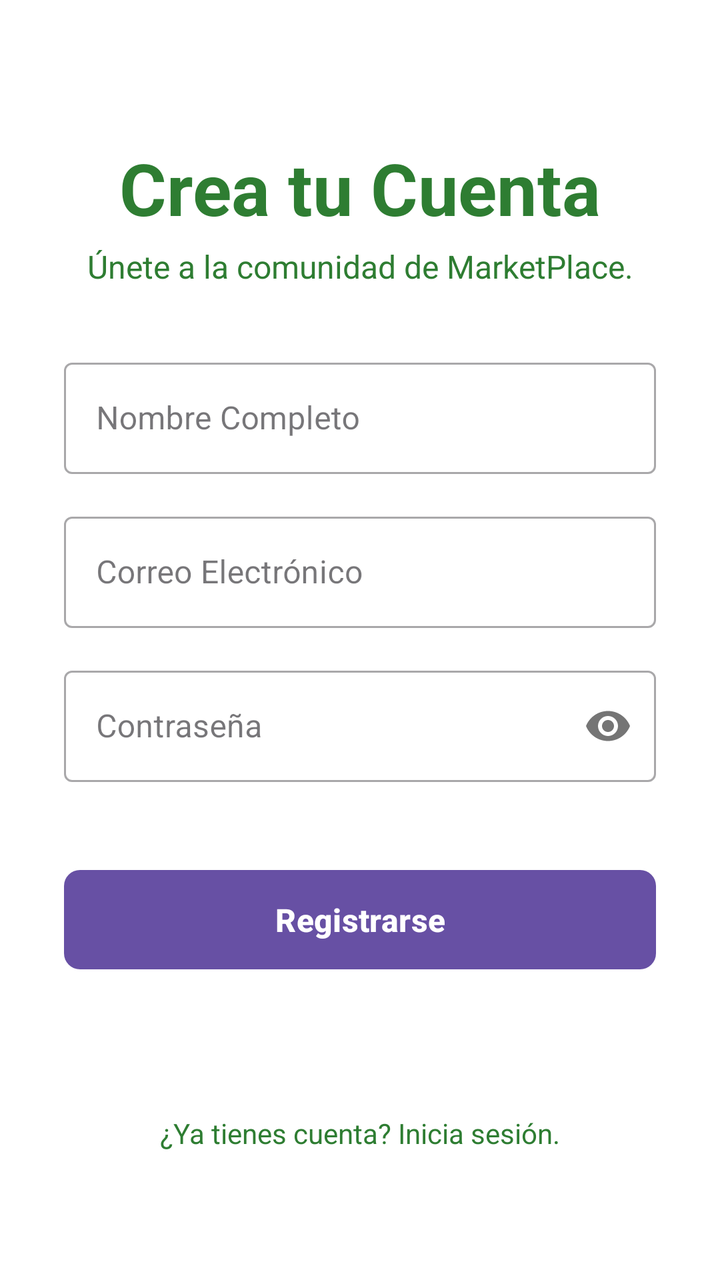
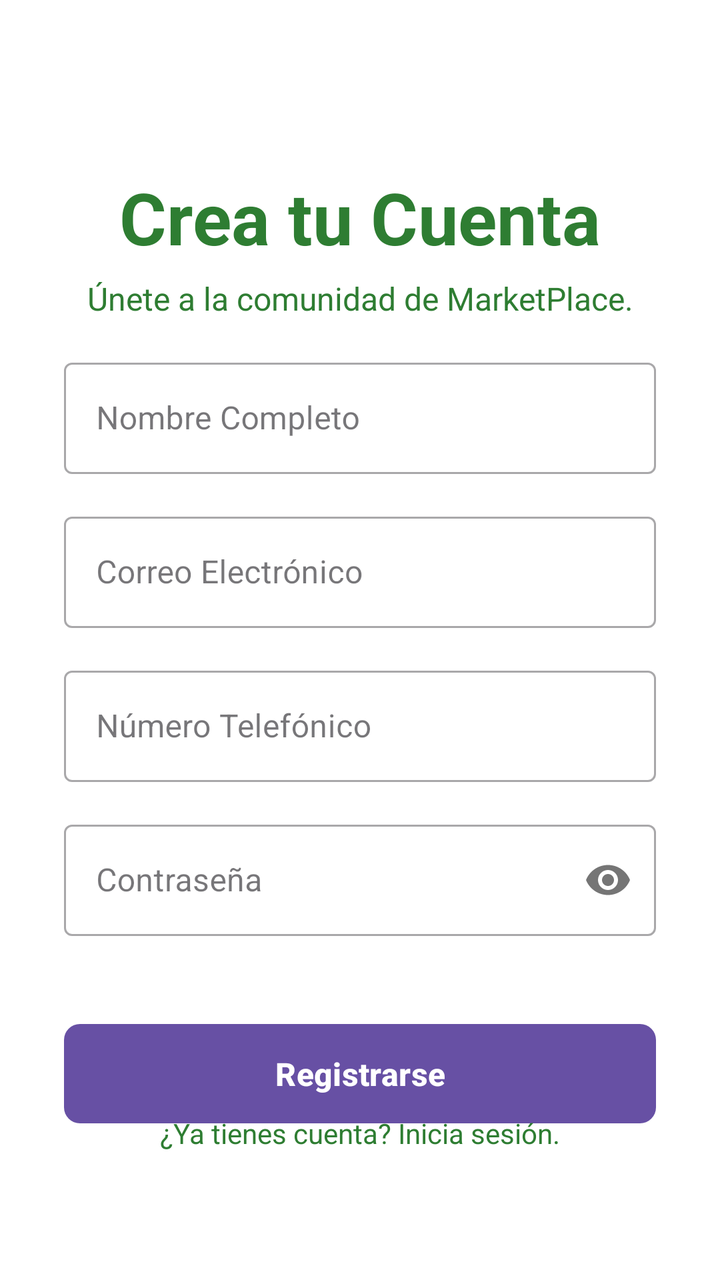

Screens rendered from an Android XML layout before and after an edit, with the pre-edit source and the edit as a unified diff.
<!-- AndroidManifest.xml: application theme Theme.MyApplication -->
<!-- res/layout/activity_registro.xml -->
<?xml version="1.0" encoding="utf-8"?>
<androidx.constraintlayout.widget.ConstraintLayout
    xmlns:android="http://schemas.android.com/apk/res/android"
    xmlns:app="http://schemas.android.com/apk/res-auto"
    xmlns:tools="http://schemas.android.com/tools"
    android:layout_width="match_parent"
    android:layout_height="match_parent"
    android:padding="32dp"
    android:background="@color/blanco"
    tools:context=".Registro">
    
    <androidx.constraintlayout.widget.Guideline
        android:id="@+id/guideline_top"
        android:layout_width="wrap_content"
        android:layout_height="wrap_content"
        android:orientation="horizontal"
        app:layout_constraintGuide_percent="0.25" />
    
    <TextView
        android:id="@+id/tv_title_registro"
        android:layout_width="wrap_content"
        android:layout_height="wrap_content"
        android:text="Crea tu Cuenta"
        android:textSize="36sp"
        android:textStyle="bold"
        android:textColor="@color/verdeEtiqueta"
        app:layout_constraintBottom_toTopOf="@+id/tv_subtitle_registro"
        app:layout_constraintStart_toStartOf="parent"
        app:layout_constraintEnd_toEndOf="parent"
        app:layout_constraintTop_toTopOf="parent"
        app:layout_constraintVertical_bias="0.9" />
    
    <TextView
        android:id="@+id/tv_subtitle_registro"
        android:layout_width="0dp"
        android:layout_height="wrap_content"
        android:text="Únete a la comunidad de MarketPlace."
        android:textSize="16sp"
        android:gravity="center"
        android:textColor="@color/verdeEtiqueta"
        android:layout_marginTop="8dp"
        android:layout_marginBottom="32dp"
        app:layout_constraintBottom_toTopOf="@+id/til_nombre"
        app:layout_constraintStart_toStartOf="parent"
        app:layout_constraintEnd_toEndOf="parent" />
    
    <com.google.android.material.textfield.TextInputLayout
        android:id="@+id/til_nombre"
        android:layout_width="0dp"
        android:layout_height="wrap_content"
        app:layout_constraintEnd_toEndOf="parent"
        app:layout_constraintStart_toStartOf="parent"
        app:layout_constraintTop_toTopOf="@+id/guideline_top"

        style="@style/Widget.MaterialComponents.TextInputLayout.OutlinedBox">
        <com.google.android.material.textfield.TextInputEditText
            android:id="@+id/et_nombre"
            android:layout_width="match_parent"
            android:layout_height="wrap_content"
            android:hint="Nombre Completo"
            android:inputType="textPersonName" />
    </com.google.android.material.textfield.TextInputLayout>
    
    <com.google.android.material.textfield.TextInputLayout
        android:id="@+id/til_email"
        android:layout_width="0dp"
        android:layout_height="wrap_content"
        android:layout_marginTop="16dp"
        app:layout_constraintEnd_toEndOf="parent"
        app:layout_constraintStart_toStartOf="parent"
        app:layout_constraintTop_toBottomOf="@+id/til_nombre"

        style="@style/Widget.MaterialComponents.TextInputLayout.OutlinedBox">
        <com.google.android.material.textfield.TextInputEditText
            android:id="@+id/et_email"
            android:layout_width="match_parent"
            android:layout_height="wrap_content"
            android:hint="Correo Electrónico"
            android:inputType="textEmailAddress" />
    </com.google.android.material.textfield.TextInputLayout>
    
    <com.google.android.material.textfield.TextInputLayout
        android:id="@+id/til_password"
        android:layout_width="0dp"
        android:layout_height="wrap_content"
        android:layout_marginTop="16dp"
        app:layout_constraintEnd_toEndOf="parent"
        app:layout_constraintStart_toStartOf="parent"
        app:layout_constraintTop_toBottomOf="@+id/til_email"
        app:passwordToggleEnabled="true"

        style="@style/Widget.MaterialComponents.TextInputLayout.OutlinedBox">
        <com.google.android.material.textfield.TextInputEditText
            android:id="@+id/et_password"
            android:layout_width="match_parent"
            android:layout_height="wrap_content"
            android:hint="Contraseña"
            android:inputType="textPassword" />
    </com.google.android.material.textfield.TextInputLayout>
    
    <Button
        android:id="@+id/btn_registro"
        android:layout_width="0dp"
        android:layout_height="wrap_content"
        android:layout_marginTop="40dp"
        android:padding="14dp"
        android:text="Registrarse"
        android:textSize="16sp"
        android:textStyle="bold"
        app:cornerRadius="8dp"
        android:elevation="4dp"
        app:layout_constraintEnd_toEndOf="parent"
        app:layout_constraintStart_toStartOf="parent"
        app:layout_constraintTop_toBottomOf="@+id/til_password" />
    
    <TextView
        android:id="@+id/tv_link_login"
        android:layout_width="wrap_content"
        android:layout_height="wrap_content"
        android:layout_marginBottom="32dp"
        android:clickable="true"
        android:focusable="true"
        android:text="¿Ya tienes cuenta? Inicia sesión."
        android:textColor="@color/verdeEtiqueta"
        android:textSize="14sp"
        app:layout_constraintBottom_toBottomOf="parent"
        app:layout_constraintEnd_toEndOf="parent"
        app:layout_constraintStart_toStartOf="parent" />
</androidx.constraintlayout.widget.ConstraintLayout>
<!-- resources referenced by this layout -->
<resources>
  <color name="blanco">#FFFFFF</color>
  <color name="verdeEtiqueta">#2E7D32</color>
  <style name="Theme.MyApplication" parent="Base.Theme.MyApplication" />
  <style name="Base.Theme.MyApplication" parent="Theme.Material3.DayNight.NoActionBar">
          
          
      </style>
</resources>

<!-- the commit's change to res/layout/activity_registro.xml (unified diff, before → after) -->
@@ -8,14 +8,14 @@
     android:padding="32dp"
     android:background="@color/blanco"
     tools:context=".Registro">
-    
+
     <androidx.constraintlayout.widget.Guideline
         android:id="@+id/guideline_top"
         android:layout_width="wrap_content"
         android:layout_height="wrap_content"
         android:orientation="horizontal"
         app:layout_constraintGuide_percent="0.25" />
-    
+
     <TextView
         android:id="@+id/tv_title_registro"
         android:layout_width="wrap_content"
@@ -29,7 +29,7 @@
         app:layout_constraintEnd_toEndOf="parent"
         app:layout_constraintTop_toTopOf="parent"
         app:layout_constraintVertical_bias="0.9" />
-    
+
     <TextView
         android:id="@+id/tv_subtitle_registro"
         android:layout_width="0dp"
@@ -39,10 +39,11 @@
         android:gravity="center"
         android:textColor="@color/verdeEtiqueta"
         android:layout_marginTop="8dp"
-        android:layout_marginBottom="32dp"
+        android:layout_marginBottom="16dp"
         app:layout_constraintBottom_toTopOf="@+id/til_nombre"
         app:layout_constraintStart_toStartOf="parent"
         app:layout_constraintEnd_toEndOf="parent" />
+
     
     <com.google.android.material.textfield.TextInputLayout
         android:id="@+id/til_nombre"
@@ -51,8 +52,8 @@
         app:layout_constraintEnd_toEndOf="parent"
         app:layout_constraintStart_toStartOf="parent"
         app:layout_constraintTop_toTopOf="@+id/guideline_top"
+        style="@style/Widget.MaterialComponents.TextInputLayout.OutlinedBox">
 
-        style="@style/Widget.MaterialComponents.TextInputLayout.OutlinedBox">
         <com.google.android.material.textfield.TextInputEditText
             android:id="@+id/et_nombre"
             android:layout_width="match_parent"
@@ -60,6 +61,7 @@
             android:hint="Nombre Completo"
             android:inputType="textPersonName" />
     </com.google.android.material.textfield.TextInputLayout>
+
     
     <com.google.android.material.textfield.TextInputLayout
         android:id="@+id/til_email"
@@ -69,8 +71,8 @@
         app:layout_constraintEnd_toEndOf="parent"
         app:layout_constraintStart_toStartOf="parent"
         app:layout_constraintTop_toBottomOf="@+id/til_nombre"
+        style="@style/Widget.MaterialComponents.TextInputLayout.OutlinedBox">
 
-        style="@style/Widget.MaterialComponents.TextInputLayout.OutlinedBox">
         <com.google.android.material.textfield.TextInputEditText
             android:id="@+id/et_email"
             android:layout_width="match_parent"
@@ -78,6 +80,26 @@
             android:hint="Correo Electrónico"
             android:inputType="textEmailAddress" />
     </com.google.android.material.textfield.TextInputLayout>
+
+    
+    <com.google.android.material.textfield.TextInputLayout
+        android:id="@+id/til_telefono"
+        android:layout_width="0dp"
+        android:layout_height="wrap_content"
+        android:layout_marginTop="16dp"
+        app:layout_constraintEnd_toEndOf="parent"
+        app:layout_constraintStart_toStartOf="parent"
+        app:layout_constraintTop_toBottomOf="@+id/til_email"
+        style="@style/Widget.MaterialComponents.TextInputLayout.OutlinedBox">
+
+        <com.google.android.material.textfield.TextInputEditText
+            android:id="@+id/et_telefono"
+            android:layout_width="match_parent"
+            android:layout_height="wrap_content"
+            android:hint="Número Telefónico"
+            android:inputType="phone" />
+    </com.google.android.material.textfield.TextInputLayout>
+
     
     <com.google.android.material.textfield.TextInputLayout
         android:id="@+id/til_password"
@@ -86,10 +108,10 @@
         android:layout_marginTop="16dp"
         app:layout_constraintEnd_toEndOf="parent"
         app:layout_constraintStart_toStartOf="parent"
-        app:layout_constraintTop_toBottomOf="@+id/til_email"
+        app:layout_constraintTop_toBottomOf="@+id/til_telefono"
         app:passwordToggleEnabled="true"
+        style="@style/Widget.MaterialComponents.TextInputLayout.OutlinedBox">
 
-        style="@style/Widget.MaterialComponents.TextInputLayout.OutlinedBox">
         <com.google.android.material.textfield.TextInputEditText
             android:id="@+id/et_password"
             android:layout_width="match_parent"
@@ -97,6 +119,7 @@
             android:hint="Contraseña"
             android:inputType="textPassword" />
     </com.google.android.material.textfield.TextInputLayout>
+
     
     <Button
         android:id="@+id/btn_registro"
@@ -112,6 +135,7 @@
         app:layout_constraintEnd_toEndOf="parent"
         app:layout_constraintStart_toStartOf="parent"
         app:layout_constraintTop_toBottomOf="@+id/til_password" />
+
     
     <TextView
         android:id="@+id/tv_link_login"
@@ -126,4 +150,5 @@
         app:layout_constraintBottom_toBottomOf="parent"
         app:layout_constraintEnd_toEndOf="parent"
         app:layout_constraintStart_toStartOf="parent" />
+
 </androidx.constraintlayout.widget.ConstraintLayout>
